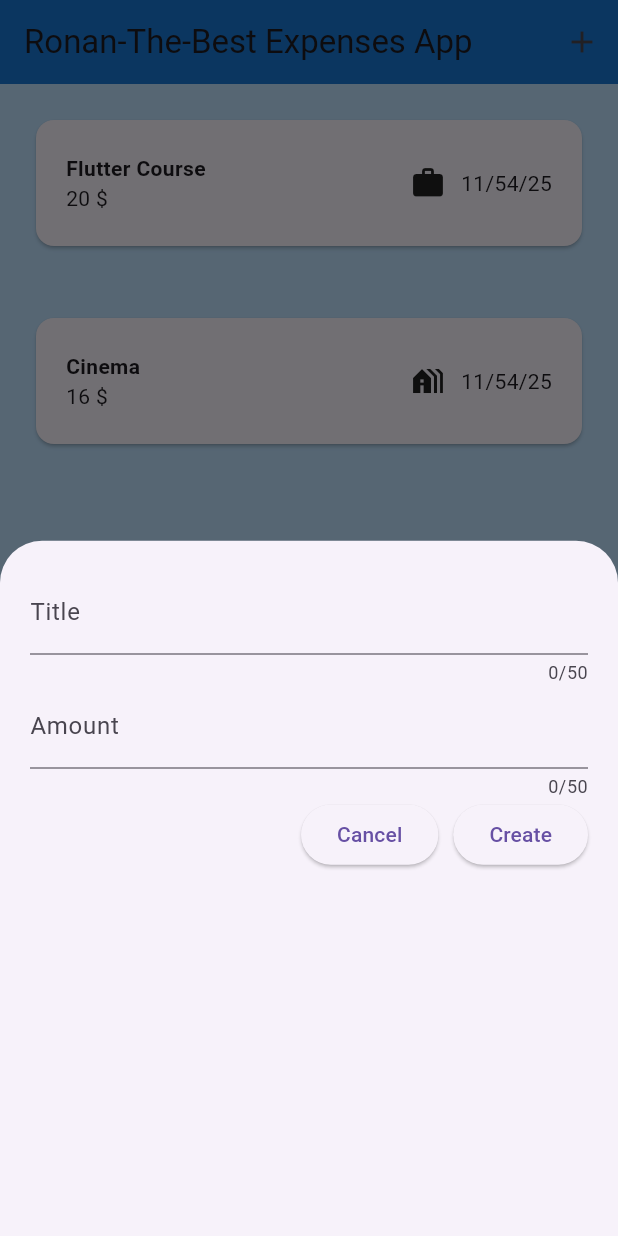
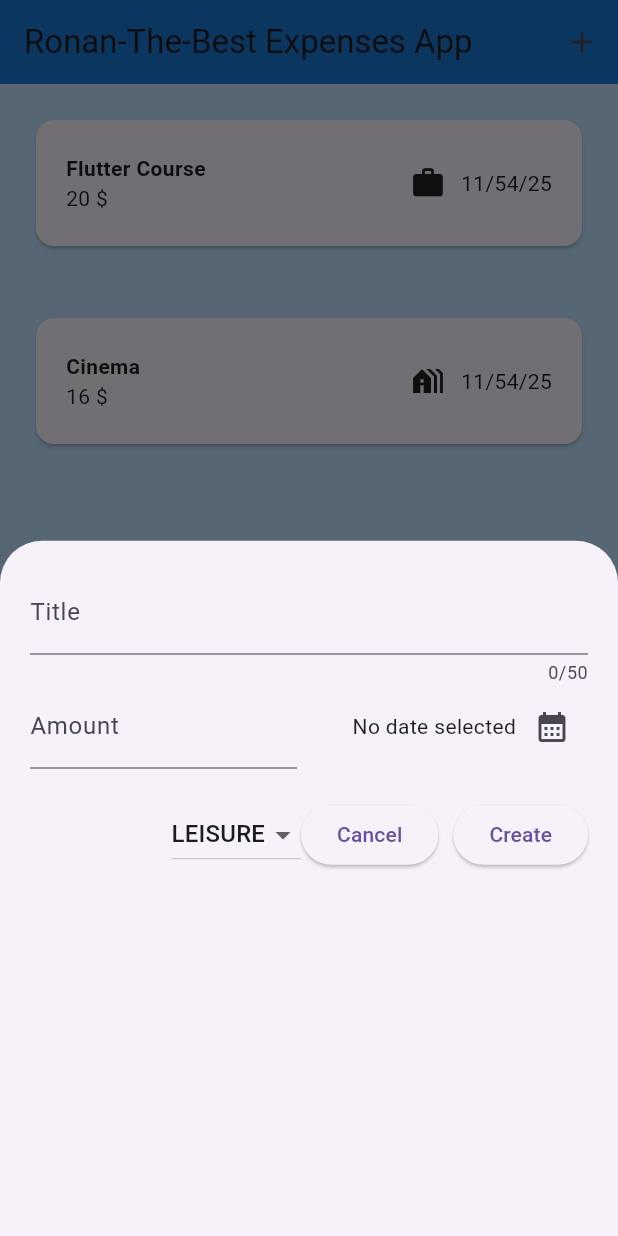
Before and after one commit to Choun-Rathanak/W10---PRACTICE---BuildContext-Inputs, a Flutter app: the screen it shows after launch, after a tap on the "add" icon, on a phone screen of 412 x 824 dp. Run offline on Flutter 3.47's test engine with Material 3 defaults, Android fonts, the phone set to English and light mode, and no system bars.

Commit message:
still fix some

```diff
--- a/lib/ui/app.dart
+++ b/lib/ui/app.dart
@@ -42,15 +42,50 @@ class _AppState extends State<App> {
     }
   }
 
+  void onExpenseRemoved(int index) {
+    final removedExpense = _expenses[index];
 
-  void onExpenseRemoved(int index) {
     setState(() {
       _expenses.removeAt(index);
     });
+
+
+    ScaffoldMessenger.of(context).clearSnackBars();
+
+
+    ScaffoldMessenger.of(context).showSnackBar(
+      SnackBar(
+        content: const Text('Expense deleted.'),
+        duration: const Duration(seconds: 3),
+        action: SnackBarAction(
+          label: 'Undo',
+          onPressed: () {
+            setState(() {
+              _expenses.insert(index, removedExpense);
+            });
+          },
+        ),
+      ),
+    );
   }
 
   @override
   Widget build(BuildContext context) {
+
+    Widget mainContent = const Center(
+      child: Text(
+        'No expenses found. Start adding some!',
+        style: TextStyle(fontSize: 16),
+      ),
+    );
+
+    if (_expenses.isNotEmpty) {
+      mainContent = ExpensesView(
+        expenses: _expenses,
+        onExpenseRemoved: onExpenseRemoved,
+      );
+    }
+
     return Scaffold(
       backgroundColor: Colors.blue[100],
       appBar: AppBar(
@@ -63,10 +98,7 @@ class _AppState extends State<App> {
         backgroundColor: Colors.blue[700],
         title: const Text('Ronan-The-Best Expenses App'),
       ),
-      body: ExpensesView(
-        expenses: _expenses,
-        onExpenseRemoved: onExpenseRemoved,
-      ),
+      body: mainContent,
     );
   }
 }
--- a/lib/ui/expenses/expense_form.dart
+++ b/lib/ui/expenses/expense_form.dart
@@ -9,30 +9,53 @@ class ExpenseForm extends StatefulWidget {
 }
 
 class _ExpenseFormState extends State<ExpenseForm> {
-  TextEditingController titleController = TextEditingController();
-  TextEditingController amountController = TextEditingController();
+  final _titleController = TextEditingController();
+  final _amountController = TextEditingController();
+  Category _selectedCategory = Category.leisure;
+  DateTime? _selectedDate;
 
   @override
   void dispose() {
-    titleController.dispose();
-    amountController.dispose();
+    _titleController.dispose();
+    _amountController.dispose();
     super.dispose();
   }
 
+  Future<void> _presentDatePicker() async {
+    final now = DateTime.now();
+    final firstDate = DateTime(now.year - 1, now.month, now.day);
+    final lastDate = now;
+
+    final pickedDate = await showDatePicker(
+      context: context,
+      initialDate: now,
+      firstDate: firstDate,
+      lastDate: lastDate,
+    );
+
+    if (pickedDate != null) {
+      setState(() {
+        _selectedDate = pickedDate;
+      });
+    }
+  }
+
   void onCreate() {
-    String title = titleController.text;
-    double amount = double.tryParse(amountController.text) ?? 0;
-    Category category = Category.food;
-    DateTime date = DateTime.now();
+    final title = _titleController.text;
+    final amount = double.tryParse(_amountController.text);
 
-    Expense newExpense = Expense(
+    if (title.isEmpty || amount == null || amount <= 0 || _selectedDate == null) {
+      return;
+    }
+
+    final expense = Expense(
       title: title,
       amount: amount,
-      date: date,
-      category: category,
+      date: _selectedDate!,
+      category: _selectedCategory,
     );
 
-    Navigator.pop(context, newExpense);
+    Navigator.pop(context, expense);
   }
 
   void onCancel() {
@@ -47,20 +70,60 @@ class _ExpenseFormState extends State<ExpenseForm> {
         crossAxisAlignment: CrossAxisAlignment.stretch,
         children: [
           TextField(
-            controller: titleController,
+            controller: _titleController,
             decoration: InputDecoration(label: Text("Title")),
             maxLength: 50,
           ),
-          TextField(
-            controller: amountController,
-            decoration: InputDecoration(label: Text("Amount")),
-            maxLength: 50,
-            keyboardType: TextInputType.number,
+          Row(
+            children: [
+              Expanded(
+                child: TextField(
+                  controller: _amountController,
+                  keyboardType: TextInputType.number,
+                  decoration: const InputDecoration(
+                    labelText: 'Amount',
+                  ),
+                ),
+              ),
+              const SizedBox(width: 16),
+              Expanded(
+                child: Row(
+                  mainAxisAlignment: MainAxisAlignment.end,
+                  children: [
+                    Text(
+                      _selectedDate == null
+                          ? 'No date selected'
+                          : '${_selectedDate!.day}/${_selectedDate!.month}/${_selectedDate!.year}',
+                    ),
+                    IconButton(
+                      onPressed: _presentDatePicker,
+                      icon: const Icon(Icons.calendar_month),
+                    ),
+                  ],
+                ),
+              ),
+            ],
           ),
-
+          const SizedBox(height: 20),
           Row(
             mainAxisAlignment: MainAxisAlignment.end,
             children: [
+              DropdownButton<Category>(
+                value: _selectedCategory,
+                items: Category.values.map((category) {
+                  return DropdownMenuItem<Category>(
+                    value: category,
+                    child: Text(category.name.toUpperCase()),
+                  );
+                }).toList(),
+                onChanged: (Category? newCategory) {
+                  if (newCategory != null) {
+                    setState(() {
+                      _selectedCategory = newCategory;
+                    });
+                  }
+                },
+              ),
               ElevatedButton(
                 onPressed: onCancel,
                 child: Text("Cancel"),
```
